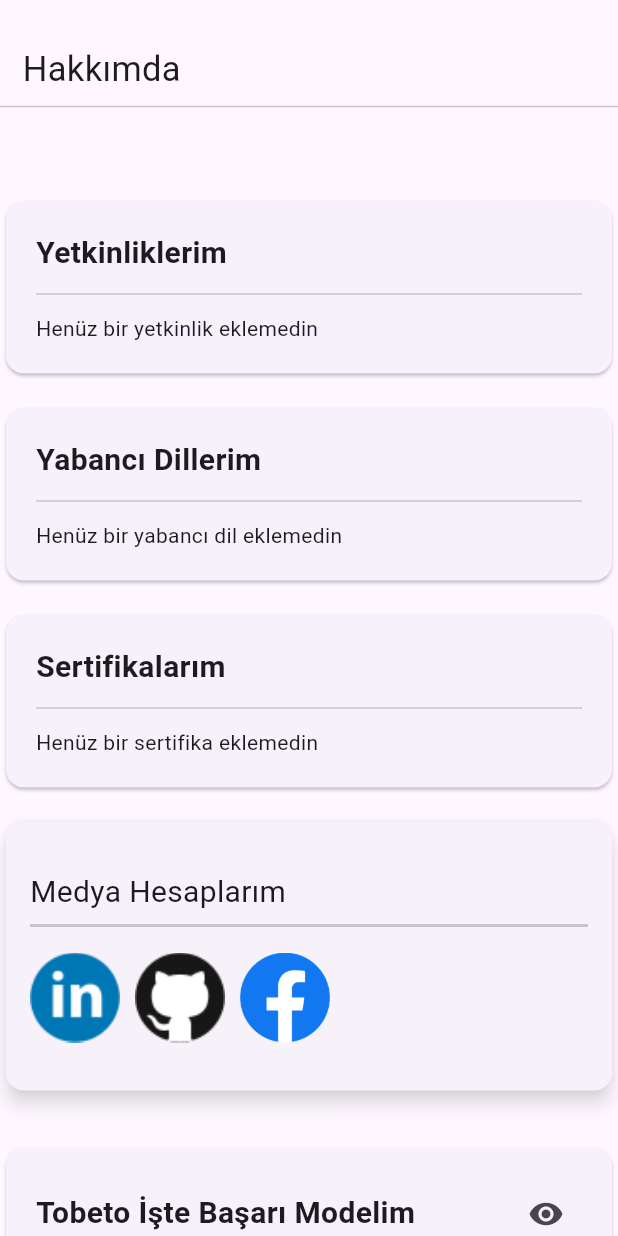
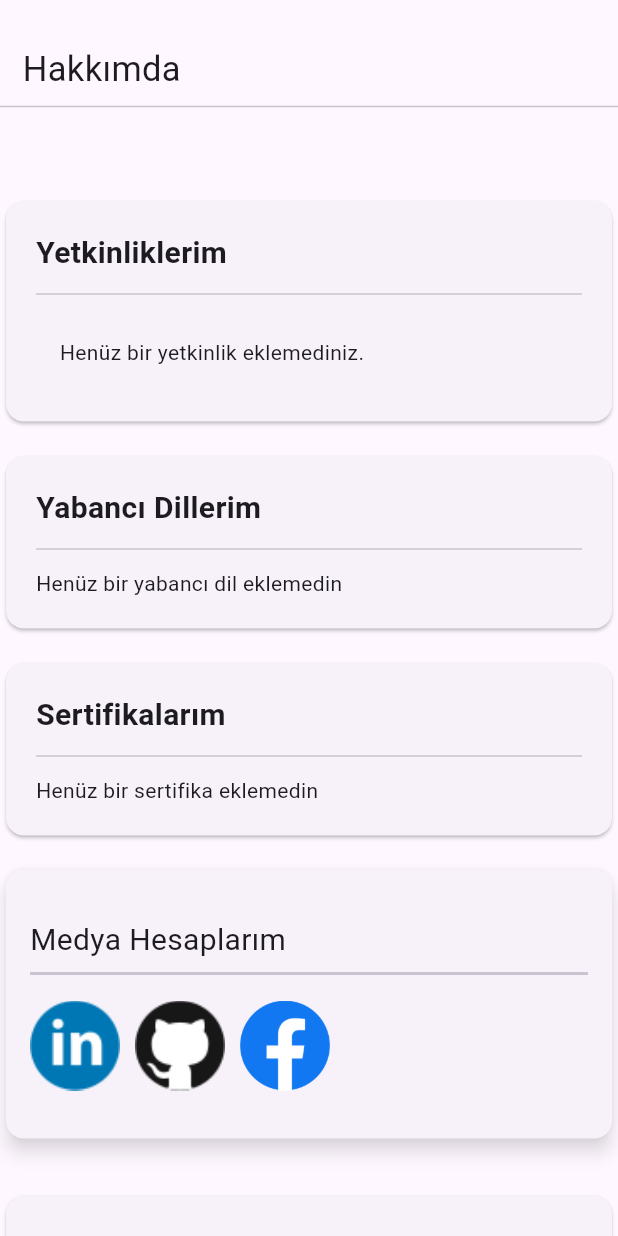
Before and after one commit to cebrailkeskindag/tobetoApp, a Flutter app: the Body widget shown alone on an empty page, opened directly with empty values, on a phone screen of 412 x 824 dp. Run offline on Flutter 3.47's test engine with Material 3 defaults, Android fonts, the phone set to English and light mode, and no system bars; our stand-ins replace chewie, cloud_firestore, dots_indicator, dropdown_button2, firebase_auth, firebase_core and 7 more; missing offline and left inert: fab_circular_menu_plus; accounts and stored records are empty.

Commit message:
profile edit firebase eklendi

```diff
--- /dev/null
+++ b/lib/models/perfection.dart
@@ -0,0 +1,15 @@
+import 'package:cloud_firestore/cloud_firestore.dart';
+
+class PerfectionModel {
+  final String perfection;
+  final Timestamp date;
+
+  PerfectionModel({required this.perfection, required this.date});
+
+  factory PerfectionModel.fromJson(Map<String, dynamic> json) {
+    return PerfectionModel(
+      perfection: json['perfection'],
+      date: json['date'],
+    );
+  }
+}
--- a/lib/widgets/homepage/drawer.dart
+++ b/lib/widgets/homepage/drawer.dart
@@ -8,6 +8,7 @@ import 'package:tobetoapp/screen/evaluation.dart';
 import 'package:tobetoapp/screen/homepage_screen.dart';
 import 'package:tobetoapp/screen/loginpage.dart';
 import 'package:tobetoapp/screen/profil.dart';
+import 'package:tobetoapp/widgets/profile/profil%20edit/perfectionlist.dart';
 
 class DrawerMenu extends StatefulWidget {
   const DrawerMenu({Key? key}) : super(key: key);
--- /dev/null
+++ b/lib/widgets/profile/profil edit/perfectionlist.dart
@@ -0,0 +1,94 @@
+import 'package:cloud_firestore/cloud_firestore.dart';
+import 'package:firebase_auth/firebase_auth.dart';
+import 'package:firebase_storage/firebase_storage.dart';
+import 'package:flutter/material.dart';
+import 'package:tobetoapp/models/perfection.dart';
+
+
+
+
+final firebaseAuthInstance = FirebaseAuth.instance;
+final firebaseStorageInstance = FirebaseStorage.instance;
+final firebaseFirestore = FirebaseFirestore.instance;
+
+class PerfectionList extends StatefulWidget {
+  const PerfectionList({
+    Key? key,
+  }) : super(key: key);
+
+  @override
+  _PerfectionListState createState() => _PerfectionListState();
+}
+
+class _PerfectionListState extends State<PerfectionList> {
+  late Future<List<PerfectionModel>> _perfectionListFuture;
+
+  Future<List<PerfectionModel>> _getPerfectionlist() async {
+    final user = firebaseAuthInstance.currentUser;
+    final userDocRef = firebaseFirestore.collection("users").doc(user!.uid);
+
+// Belirli belgeye ait alt koleksiyona erişin
+    var perfectionListCollectionRef = userDocRef.collection('perfections');
+    var querySnapshot = await perfectionListCollectionRef.get();
+
+    final perfectionList = querySnapshot.docs.map((doc) {
+      final data = doc.data();
+      return PerfectionModel.fromJson(data);
+    }).toList();
+
+
+    perfectionList.sort((a, b) {
+      return a.date.compareTo(b.date);
+    });
+
+    return perfectionList;
+  }
+
+  @override
+  void initState() {
+    super.initState();
+    _perfectionListFuture =  _getPerfectionlist();
+  }
+
+  @override
+  Widget build(BuildContext context) {
+    MediaQueryData mediaQuery = MediaQuery.of(context);
+
+    // Ekran genişliği
+    double screenWidth = mediaQuery.size.width;
+
+    return FutureBuilder<List<PerfectionModel>>(
+      future: _perfectionListFuture,
+      builder: (context, snapshot) {
+        final perfectionList = snapshot.data ?? [];
+        if (snapshot.connectionState == ConnectionState.waiting) {
+          return CircularProgressIndicator(); // Veri yüklenirken bekleyici göster
+        } else if (snapshot.hasError) {
+          return Text('Error: ${snapshot.error}');
+        } else if (perfectionList.isEmpty) {
+          return const Padding(
+            padding: EdgeInsets.all(16.0),
+            child:Text(
+                    "Henüz bir yetkinlik eklemediniz.",
+                    textAlign: TextAlign.center,
+                  ),
+          );
+        } else {
+          // Veri başarıyla geldiyse
+
+          return SizedBox(
+            width: screenWidth / 0.20,
+            child: SingleChildScrollView(
+              scrollDirection: Axis.horizontal,
+              child: Row(
+                children: [
+                  for (PerfectionModel perfection in perfectionList) Text("${perfection.perfection}, "),
+                ],
+              ),
+            ),
+          );
+        }
+      },
+    );
+  }
+}
--- a/lib/widgets/profile/profile homepage/body_sliver.dart
+++ b/lib/widgets/profile/profile homepage/body_sliver.dart
@@ -1,13 +1,22 @@
+import 'package:cloud_firestore/cloud_firestore.dart';
+import 'package:firebase_auth/firebase_auth.dart';
 import 'package:flutter/material.dart';
+import 'package:tobetoapp/models/profile_edit.dart';
+import 'package:tobetoapp/widgets/profile/profil%20edit/perfectionlist.dart';
 import 'package:tobetoapp/widgets/profile/profile%20homepage/activite_map.dart';
 
+ final firebaseAuthInstance = FirebaseAuth.instance;
+
+  final firebaseFireStore = FirebaseFirestore.instance;
 class Body extends StatelessWidget {
   const Body({
     Key? key,
-    required this.size,
+    required this.size,required this.aboutMe
   }) : super(key: key);
 
   final Size size;
+  final String aboutMe;
+
 
   @override
   Widget build(BuildContext context) {
@@ -24,11 +33,10 @@ class Body extends StatelessWidget {
               ),
             ),
             const Divider(),
-            const Padding(
+             Padding(
               padding: EdgeInsets.all(15.0),
               child: Text(
-                '''
-                      ''',
+                aboutMe,
                 textAlign: TextAlign.start,
                 style: TextStyle(fontSize: 15),
               ),
@@ -48,7 +56,8 @@ class Body extends StatelessWidget {
                       padding: EdgeInsets.only(top: 5, bottom: 5),
                       child: Divider(),
                     ),
-                    Text("Henüz bir yetkinlik eklemedin")
+                   // Text("Henüz bir yetkinlik eklemedin")
+                   PerfectionList()
                   ],
                 ),
               ),
--- a/lib/widgets/profile/profile homepage/edit_circle_button.dart
+++ b/lib/widgets/profile/profile homepage/edit_circle_button.dart
@@ -27,7 +27,7 @@ class EditCircleButton extends StatelessWidget {
                   scale: 1.0 - value,
                   child: CircleAvatar(
                     minRadius: 20,
-                    backgroundColor: Colors.red[300],
+                    backgroundColor: Colors.purple,
                     child: GestureDetector(
                       child: const Icon(
                         Icons.note_alt_outlined,
```
Also changed, not shown: lib/screen/calendar_screen.dart (+13 -13 lines), lib/screen/profil.dart (+90 -10 lines), lib/widgets/profile/perfection_card.dart (added, +63 -0 lines), lib/widgets/profile/profil edit/education_edit.dart (+6 -1 lines), lib/widgets/profile/profil edit/experience_edit.dart (+6 -1 lines), lib/widgets/profile/profil edit/perfection_edit.dart (+33 -6 lines), lib/widgets/profile/profile homepage/cover_photo.dart (+9 -4 lines), lib/widgets/profile/profile homepage/custom_bottom_description.dart (+19 -10 lines), lib/widgets/profile/profile homepage/data_cut_rentagle.dart (+14 -3 lines).
